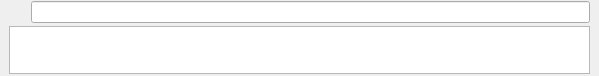
Old version of the form questionmodule.ui in the repository nournia/ketabkhaane.
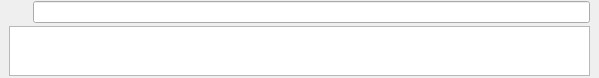
New version of the form. Icons and pictures are not drawn.

Diff of the .ui file:
```diff
--- a/questionmodule.ui
+++ b/questionmodule.ui
@@ -7,9 +7,15 @@
     <x>0</x>
     <y>0</y>
     <width>599</width>
-    <height>76</height>
+    <height>78</height>
    </rect>
   </property>
+  <property name="sizePolicy">
+   <sizepolicy hsizetype="Preferred" vsizetype="Maximum">
+    <horstretch>0</horstretch>
+    <verstretch>0</verstretch>
+   </sizepolicy>
+  </property>
   <property name="layoutDirection">
    <enum>Qt::RightToLeft</enum>
   </property>
@@ -31,6 +37,12 @@
    </property>
    <item>
     <widget class="QWidget" name="wQuestion" native="true">
+     <property name="sizePolicy">
+      <sizepolicy hsizetype="Preferred" vsizetype="Maximum">
+       <horstretch>0</horstretch>
+       <verstretch>0</verstretch>
+      </sizepolicy>
+     </property>
      <property name="minimumSize">
       <size>
        <width>0</width>
@@ -57,19 +69,7 @@
        <number>0</number>
       </property>
       <item>
-       <layout class="QHBoxLayout" name="horizontalLayout">
-        <property name="spacing">
-         <number>2</number>
-        </property>
-        <item>
-         <widget class="QLineEdit" name="eQuestion">
-          <property name="minimumSize">
-           <size>
-            <width>0</width>
-            <height>20</height>
-           </size>
-          </property>
-         </widget>
+       <widget class="QLineEdit" name="eQuestion"/>
         </item>
         <item>
          <widget class="QPushButton" name="bAnswer">
@@ -98,17 +98,15 @@
          </widget>
         </item>
        </layout>
-      </item>
-     </layout>
     </widget>
    </item>
    <item>
     <widget class="QWidget" name="wAnswer" native="true">
-     <property name="minimumSize">
-      <size>
-       <width>0</width>
-       <height>52</height>
-      </size>
+     <property name="sizePolicy">
+      <sizepolicy hsizetype="Preferred" vsizetype="Maximum">
+       <horstretch>0</horstretch>
+       <verstretch>0</verstretch>
+      </sizepolicy>
      </property>
      <layout class="QHBoxLayout" name="horizontalLayout_3">
       <property name="topMargin">
```
Left out of the diff: 1 changed line with no effect on the pictures. Lines whose indentation alone changed are shown as unchanged.
